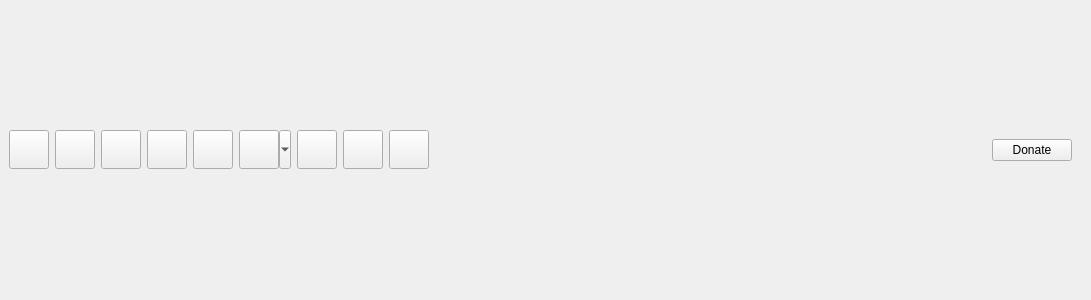
Komet/MediaElch, file src/ui/main/Navbar.ui: the form before one commit.
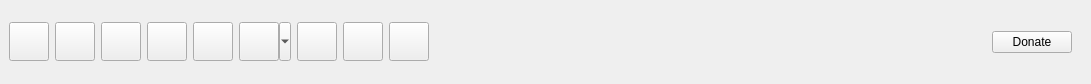
The form after the commit. Icons and pictures are not drawn. Custom widgets are drawn as their Qt base class.

```diff
--- a/src/ui/main/Navbar.ui
+++ b/src/ui/main/Navbar.ui
@@ -7,7 +7,7 @@
     <x>0</x>
     <y>0</y>
     <width>1091</width>
-    <height>300</height>
+    <height>84</height>
    </rect>
   </property>
   <property name="windowTitle">
```
